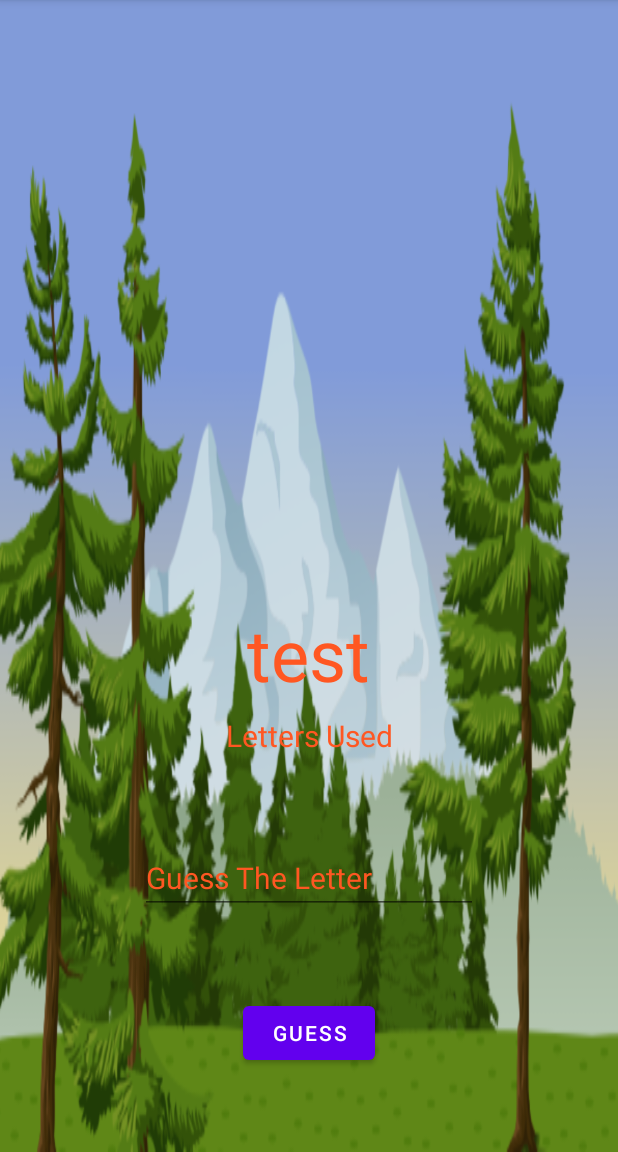
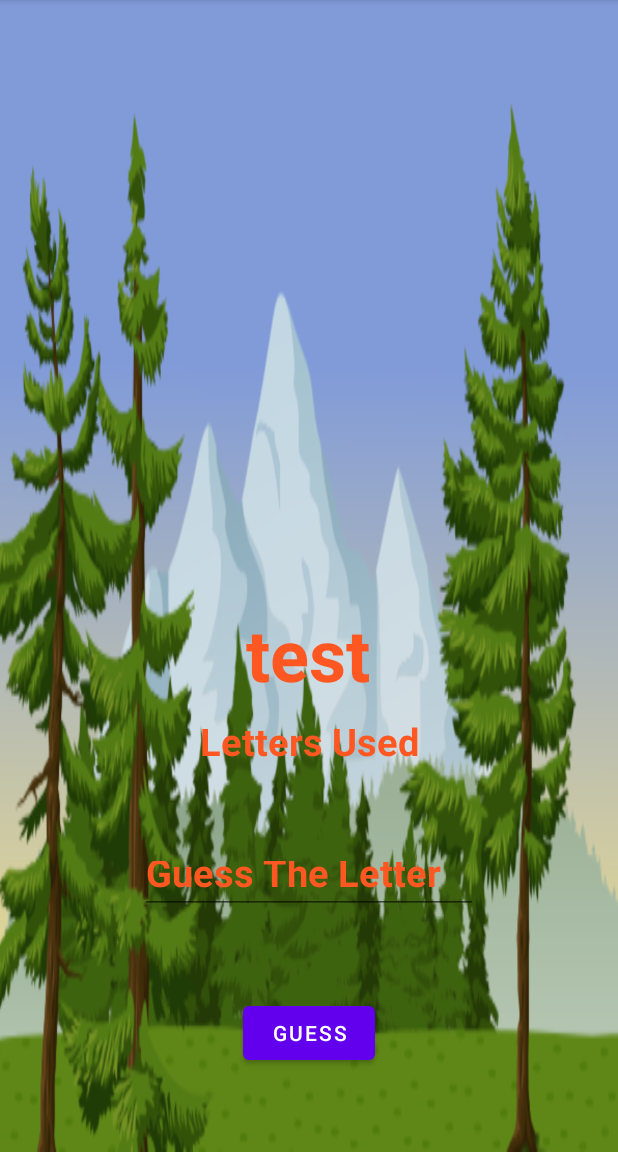
Before and after one commit to Mobiilikehitysprojekti-Ryhma-5-TVT20SPO/Ekarepo, an Android app: the GameFragment screen opened through its navigation route, on a phone screen of 412 x 824 dp, the part 84-1236 px from its top. Run offline under Robolectric (Android 15) with nearby library versions, the phone set to English and light mode, and no system bars.

Commit message:
Tekstien näkyvyyttä parannettu

```diff
--- a/Ekarepo-main/app/src/main/res/layout/add_word_fragment.xml
+++ b/Ekarepo-main/app/src/main/res/layout/add_word_fragment.xml
@@ -11,6 +11,9 @@
         android:layout_height="238dp"
         android:layout_marginTop="24dp"
         android:text="TextView"
+        android:textSize="40sp"
+        android:textColor="#FF5722"
+        android:textStyle="bold"
         app:layout_constraintEnd_toEndOf="parent"
         app:layout_constraintStart_toStartOf="parent"
         app:layout_constraintTop_toTopOf="parent" />
@@ -43,6 +46,9 @@
         android:ems="10"
         android:inputType="textPersonName"
         android:text="Name"
+        android:textColor="#FF5722"
+        android:textSize="40sp"
+        android:textStyle="bold"
         app:layout_constraintEnd_toEndOf="parent"
         app:layout_constraintHorizontal_bias="0.497"
         app:layout_constraintStart_toStartOf="parent"
--- a/Ekarepo-main/app/src/main/res/layout/game_fragment.xml
+++ b/Ekarepo-main/app/src/main/res/layout/game_fragment.xml
@@ -34,6 +34,7 @@
         android:textAlignment="center"
         android:textColor="#FF5722"
         android:textSize="48sp"
+        android:textStyle="bold"
         app:layout_constraintEnd_toEndOf="parent"
         app:layout_constraintHorizontal_bias="0.495"
         app:layout_constraintStart_toStartOf="parent"
@@ -47,7 +48,8 @@
         android:inputType="textPersonName"
         android:text="Guess The Letter"
         android:textColor="#FF5722"
-        android:textSize="20sp"
+        android:textStyle="bold"
+        android:textSize="25sp"
         app:layout_constraintBottom_toBottomOf="parent"
         app:layout_constraintEnd_toEndOf="parent"
         app:layout_constraintStart_toStartOf="parent"
@@ -62,7 +64,8 @@
         android:text="Letters Used"
         android:textAlignment="center"
         android:textColor="#FF5722"
-        android:textSize="20sp"
+        android:textStyle="bold"
+        android:textSize="25sp"
         app:layout_constraintBottom_toTopOf="@+id/guessInputText"
         app:layout_constraintEnd_toEndOf="parent"
         app:layout_constraintStart_toStartOf="parent"
```
Also changed, not shown: Ekarepo-main/app/src/main/res/layout/word_list_fragment.xml (+5 -2 lines).
